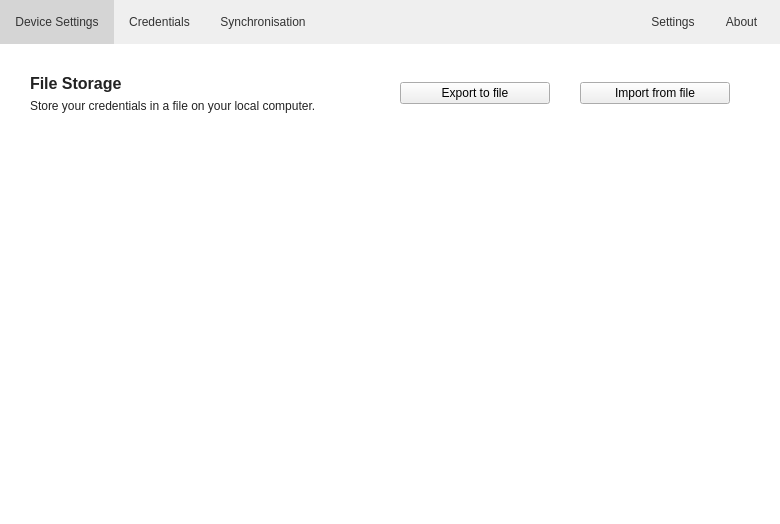
Old version of the form src/MainWindow.ui in the repository mooltipass/moolticute.
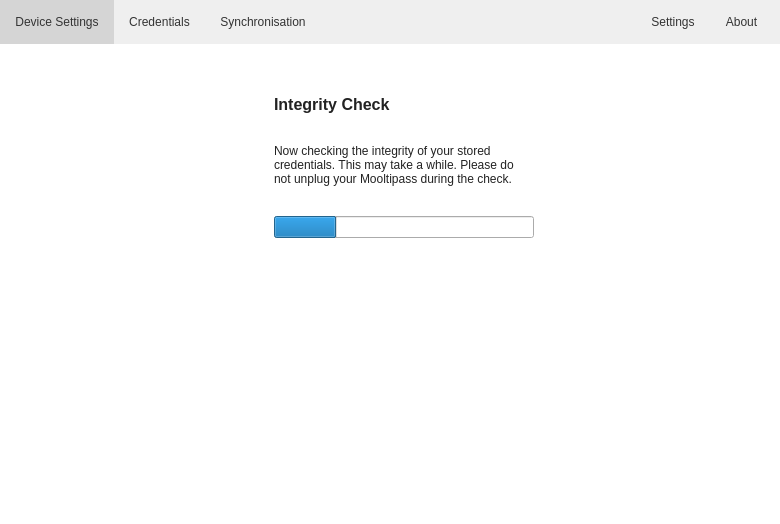
New version of the form. The open tabs and pages were chosen to show the change. Icons and pictures are not drawn. Custom widgets are drawn as their Qt base class.

Patch:
```diff
--- a/src/MainWindow.ui
+++ b/src/MainWindow.ui
@@ -1716,6 +1716,125 @@
         </item>
        </layout>
       </widget>
+      <widget class="QWidget" name="pageIntegrity">
+       <layout class="QHBoxLayout" name="horizontalLayout_26">
+        <property name="spacing">
+         <number>20</number>
+        </property>
+        <item>
+         <spacer name="horizontalSpacer_29">
+          <property name="orientation">
+           <enum>Qt::Horizontal</enum>
+          </property>
+          <property name="sizeHint" stdset="0">
+           <size>
+            <width>100</width>
+            <height>20</height>
+           </size>
+          </property>
+         </spacer>
+        </item>
+        <item>
+         <widget class="QLabel" name="label_7">
+          <property name="text">
+           <string/>
+          </property>
+          <property name="pixmap">
+           <pixmap resource="../img/images.qrc">:/integrity-check.png</pixmap>
+          </property>
+         </widget>
+        </item>
+        <item>
+         <layout class="QVBoxLayout" name="verticalLayout_19">
+          <property name="spacing">
+           <number>30</number>
+          </property>
+          <item>
+           <spacer name="verticalSpacer_13">
+            <property name="orientation">
+             <enum>Qt::Vertical</enum>
+            </property>
+            <property name="sizeType">
+             <enum>QSizePolicy::Preferred</enum>
+            </property>
+            <property name="sizeHint" stdset="0">
+             <size>
+              <width>20</width>
+              <height>40</height>
+             </size>
+            </property>
+           </spacer>
+          </item>
+          <item>
+           <widget class="QLabel" name="label_39">
+            <property name="minimumSize">
+             <size>
+              <width>245</width>
+              <height>0</height>
+             </size>
+            </property>
+            <property name="font">
+             <font>
+              <pointsize>12</pointsize>
+              <weight>75</weight>
+              <bold>true</bold>
+             </font>
+            </property>
+            <property name="text">
+             <string>Integrity Check</string>
+            </property>
+           </widget>
+          </item>
+          <item>
+           <widget class="QLabel" name="label_40">
+            <property name="text">
+             <string>Now checking the integrity of your stored credentials. This may take a while. Please do not unplug your Mooltipass during the check.</string>
+            </property>
+            <property name="wordWrap">
+             <bool>true</bool>
+            </property>
+           </widget>
+          </item>
+          <item>
+           <widget class="QProgressBar" name="progressBarIntegrity">
+            <property name="value">
+             <number>24</number>
+            </property>
+            <property name="textVisible">
+             <bool>false</bool>
+            </property>
+           </widget>
+          </item>
+          <item>
+           <spacer name="verticalSpacer_14">
+            <property name="orientation">
+             <enum>Qt::Vertical</enum>
+            </property>
+            <property name="sizeHint" stdset="0">
+             <size>
+              <width>20</width>
+              <height>40</height>
+             </size>
+            </property>
+           </spacer>
+          </item>
+         </layout>
+        </item>
+        <item>
+         <spacer name="horizontalSpacer_30">
+          <property name="orientation">
+           <enum>Qt::Horizontal</enum>
+          </property>
+          <property name="sizeHint" stdset="0">
+           <size>
+            <width>99</width>
+            <height>20</height>
+           </size>
+          </property>
+         </spacer>
+        </item>
+       </layout>
+      </widget>
      </widget>
     </item>
    </layout>
```
Left out of the diff: 59 changed lines with no effect on the pictures.
